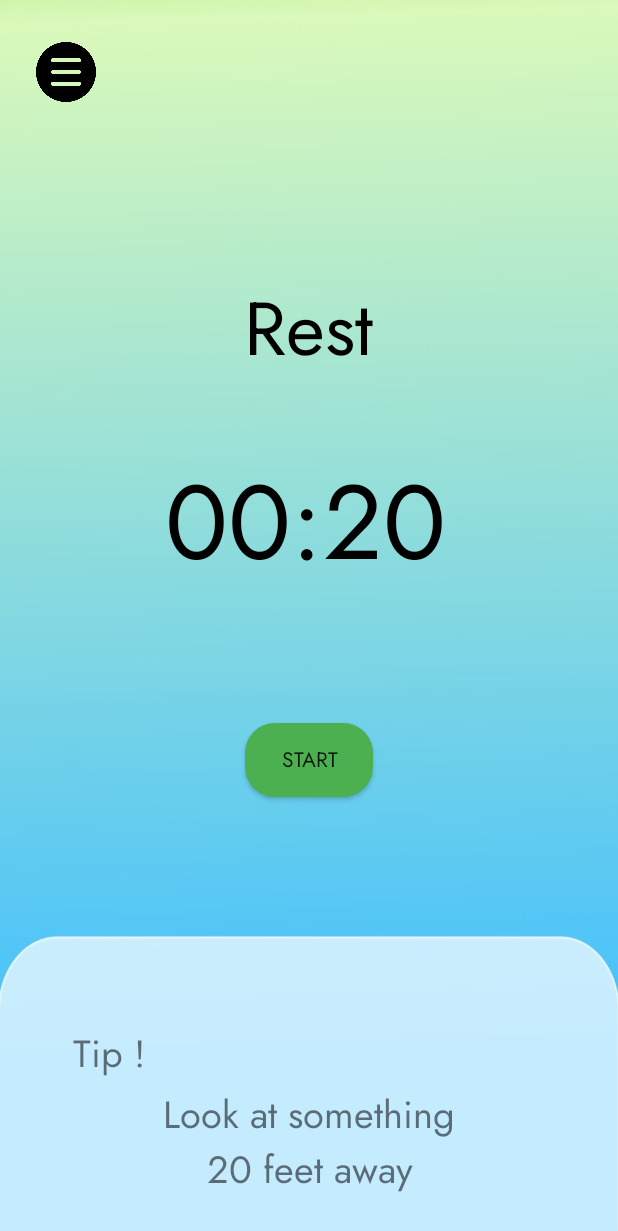
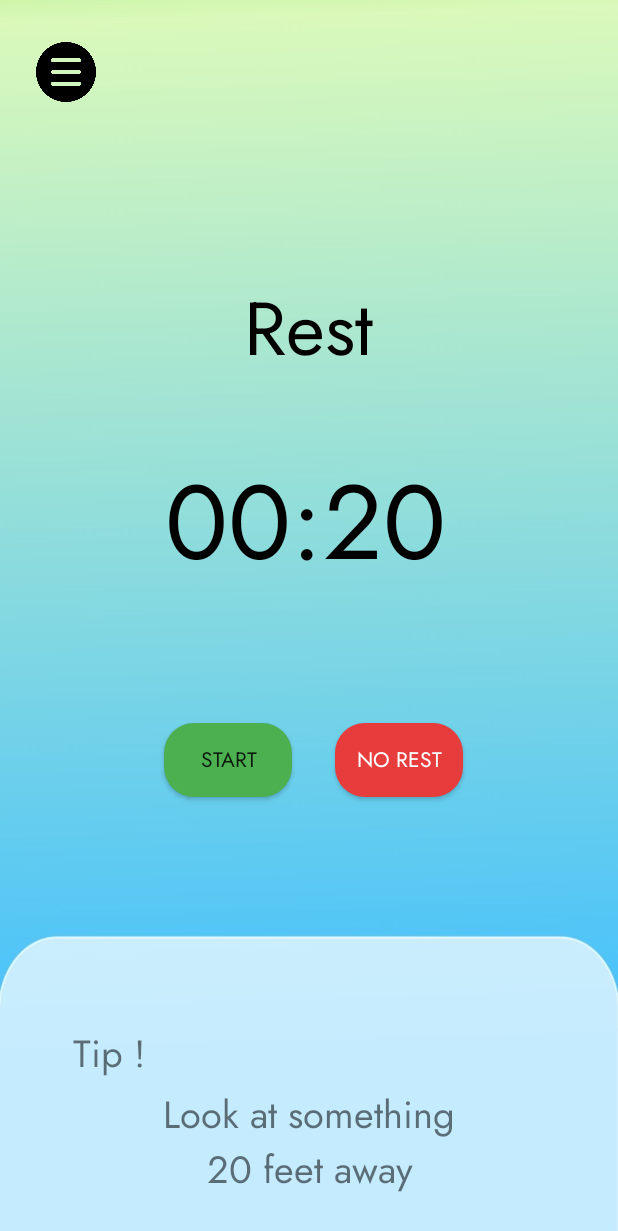
Before and after one commit to Som3on31/TestTimer, an Android app: the RestFragment screen opened through its navigation route, on a phone screen of 412 x 824 dp. Shown: the top 1231 px of the screen. Run offline under Robolectric (Android 15) with nearby library versions, the phone set to English and light mode, and no system bars.

Commit message:
add no rest button

```diff
--- a/app/src/main/res/layout/fragment_rest.xml
+++ b/app/src/main/res/layout/fragment_rest.xml
@@ -39,6 +39,7 @@
         app:layout_constraintTop_toTopOf="parent"
         app:layout_constraintVertical_bias="0.412" />
 
+    <!--    menu button-->
     <Button
         android:id="@+id/start_button"
         android:layout_width="85dp"
@@ -49,11 +50,27 @@
         android:text="@string/start"
         app:layout_constraintBottom_toBottomOf="parent"
         app:layout_constraintEnd_toEndOf="parent"
+        app:layout_constraintHorizontal_bias="0.334"
         app:layout_constraintStart_toStartOf="parent"
         app:layout_constraintTop_toTopOf="parent"
         app:layout_constraintVertical_bias="0.531" />
 
-    <!--    menu button-->
+    <Button
+        android:id="@+id/btn_noRest"
+        android:layout_width="85dp"
+        android:layout_height="49dp"
+        android:layout_marginTop="150dp"
+        android:background="@drawable/btn_no_rest"
+        android:fontFamily="@font/jost"
+        android:text="@string/norest"
+        android:textColor="@color/white"
+        app:layout_constraintBottom_toBottomOf="parent"
+        app:layout_constraintEnd_toEndOf="parent"
+        app:layout_constraintHorizontal_bias="0.684"
+        app:layout_constraintStart_toStartOf="parent"
+        app:layout_constraintTop_toTopOf="parent"
+        app:layout_constraintVertical_bias="0.531" />
+
     <Button
         android:id="@+id/button"
         android:layout_width="40dp"
```
